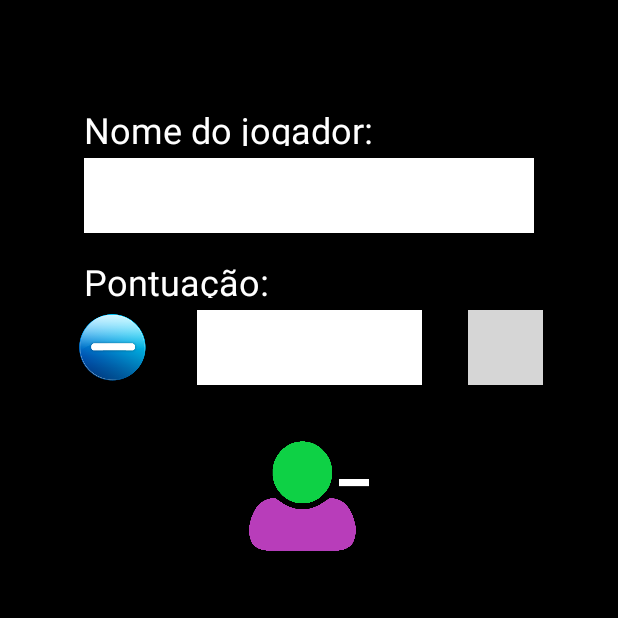
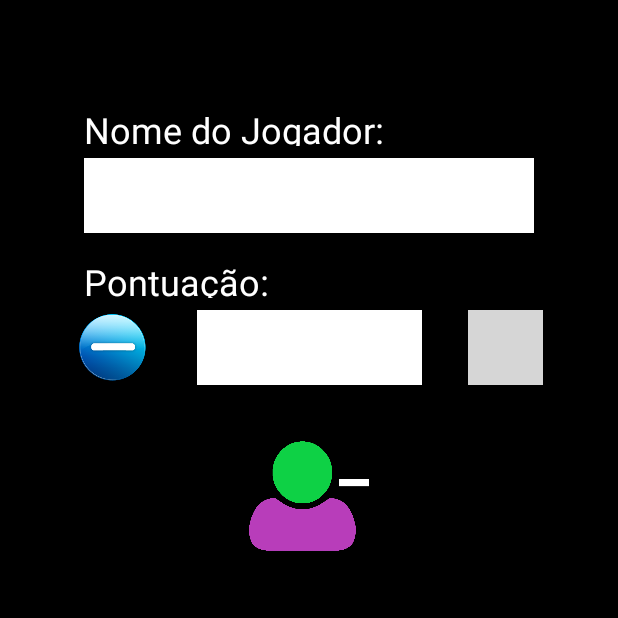
Before and after one commit to alexpfragoso/GameScore, an Android app: the Atualizar_Remover_JogadorActivity screen opened directly, with no data from a screen before it, on a phone screen of 412 x 824 dp, the top half of it. Run offline under Robolectric (Android 15) with nearby library versions, the light colour scheme and no system bars; 3 statements that could not run were skipped; grey boxes are pictures that could not be loaded.

Commit message:
commit  ajuste no strings.xml

```diff
--- a/app/src/main/res/layout/activity_atualizar__remover__jogador.xml
+++ b/app/src/main/res/layout/activity_atualizar__remover__jogador.xml
@@ -25,7 +25,7 @@
                 android:id="@+id/textView12"
                 android:layout_width="300dp"
                 android:layout_height="27dp"
-                android:text="Nome do jogador:"
+                android:text="@string/nome_do_jogador"
                 android:textColor="@android:color/background_light"
                 android:textSize="24sp"
                 app:layout_constraintTop_toTopOf="parent"
@@ -41,7 +41,7 @@
                 android:id="@+id/textView9"
                 android:layout_width="300dp"
                 android:layout_height="27dp"
-                android:text="Pontuação:"
+                android:text="@string/pontuacao"
                 android:textColor="@android:color/background_light"
                 android:textSize="24sp"
                 android:layout_marginTop="16dp"
@@ -61,7 +61,7 @@
                 android:layout_marginEnd="42dp"
                 android:layout_marginRight="42dp"
                 android:background="@android:color/holo_blue_dark"
-                android:text="Cancelar"
+                android:text="@string/cancelar"
                 android:textColor="@android:color/background_light"
                 android:textSize="18sp"
                 app:layout_constraintBottom_toBottomOf="parent"
@@ -75,7 +75,7 @@
                 android:layout_marginLeft="65dp"
                 android:layout_marginStart="42dp"
                 android:background="@android:color/holo_blue_dark"
-                android:text="Atualizar"
+                android:text="@string/atualizar"
                 android:textColor="@android:color/background_light"
                 android:textSize="18sp"
                 app:layout_constraintBottom_toBottomOf="parent"
--- a/app/src/main/res/layout/activity_cara_coroa.xml
+++ b/app/src/main/res/layout/activity_cara_coroa.xml
@@ -44,7 +44,7 @@
                 android:layout_marginRight="8dp"
                 android:layout_marginTop="409dp"
                 android:background="@android:color/holo_blue_dark"
-                android:text="Jogar Moeda"
+                android:text="@string/jogar_moeda"
                 android:textColor="@android:color/background_light"
                 android:textSize="18sp"
                 app:layout_constraintLeft_toLeftOf="parent"
--- a/app/src/main/res/layout/activity_cronometro_xadrez.xml
+++ b/app/src/main/res/layout/activity_cronometro_xadrez.xml
@@ -70,7 +70,7 @@
         android:id="@+id/jogador_1"
         android:layout_width="wrap_content"
         android:layout_height="wrap_content"
-        android:text="Jogador 1"
+        android:text="@string/jogador_1"
         android:textAlignment="center"
         android:textColor="@android:color/holo_blue_dark"
         android:textSize="24sp"
@@ -83,7 +83,7 @@
         android:id="@+id/jogador_2"
         android:layout_width="wrap_content"
         android:layout_height="wrap_content"
-        android:text="Jogador 2"
+        android:text="@string/jogador_2"
         android:textAlignment="center"
         android:textColor="@android:color/holo_red_dark"
         android:textSize="24sp"
--- a/app/src/main/res/layout/activity_jogar_dados.xml
+++ b/app/src/main/res/layout/activity_jogar_dados.xml
@@ -54,7 +54,7 @@
                 android:layout_marginRight="8dp"
                 android:layout_marginStart="8dp"
                 android:background="@android:color/holo_blue_dark"
-                android:text="Jogar Dado"
+                android:text="@string/jogar_dado"
                 android:textColor="@android:color/background_light"
                 android:textSize="18sp"
                 app:layout_constraintLeft_toLeftOf="parent"
--- a/app/src/main/res/layout/activity_roleta.xml
+++ b/app/src/main/res/layout/activity_roleta.xml
@@ -31,7 +31,7 @@
                 android:layout_width="160dp"
                 android:layout_height="60dp"
                 android:background="@android:color/holo_blue_dark"
-                android:text="Girar"
+                android:text="@string/girar"
                 android:textColor="@android:color/background_light"
                 android:textSize="18sp"
                 app:layout_constraintBottom_toBottomOf="parent"
--- a/app/src/main/res/layout/activity_sorteio.xml
+++ b/app/src/main/res/layout/activity_sorteio.xml
@@ -83,7 +83,7 @@
                 android:layout_width="210dp"
                 android:layout_height="24dp"
                 android:background="@android:color/black"
-                android:text="Início do intervalo:"
+                android:text="@string/inicio_do_intervalo"
                 android:textAlignment="textStart"
                 android:textColor="@android:color/background_light"
                 android:textSize="18sp"
@@ -104,7 +104,7 @@
                 android:layout_marginLeft="8dp"
                 android:layout_marginRight="8dp"
                 android:background="@android:color/holo_blue_dark"
-                android:text="SORTEAR"
+                android:text="@string/sortear"
                 android:textColor="@android:color/background_light"
                 android:textSize="18sp"
                 app:layout_constraintBottom_toBottomOf="parent"
@@ -163,7 +163,7 @@
                 android:layout_width="207dp"
                 android:layout_height="21dp"
                 android:background="@android:color/black"
-                android:text="Final do intervalo:"
+                android:text="@string/final_do_intervalo"
                 android:textAlignment="textStart"
                 android:textColor="@android:color/background_light"
                 android:textSize="18sp"
--- a/app/src/main/res/layout/activity_tela_entrada.xml
+++ b/app/src/main/res/layout/activity_tela_entrada.xml
@@ -51,7 +51,7 @@
         android:layout_marginTop="36dp"
         android:background="@android:color/holo_blue_dark"
         android:fontFamily="sans-serif-smallcaps"
-        android:text="Entrar"
+        android:text="@string/entrar"
         android:textColor="@android:color/background_light"
         android:textSize="30sp"
         android:textStyle="bold"
--- a/app/src/main/res/values/strings.xml
+++ b/app/src/main/res/values/strings.xml
@@ -6,4 +6,17 @@
     <string name="roleta">Roleta</string>
     <string name="sorteio">Sorteio</string>
     <string name="jogar_dado">Jogar Dado</string>
+    <string name="jogador_1">Jogador 1</string>
+    <string name="jogador_2">Jogador 2</string>
+    <string name="jogar_moeda">Jogar Moeda</string>
+    <string name="inicio_do_intervalo">Início do intervalo:</string>
+    <string name="sortear">SORTEAR</string>
+    <string name="final_do_intervalo">Final do intervalo:</string>
+    <string name="girar">Girar</string>
+    <string name="salvar">Salvar</string>
+    <string name="cancelar">Cancelar</string>
+    <string name="nome_do_jogador">Nome do Jogador:</string>
+    <string name="pontuacao">Pontuação:</string>
+    <string name="atualizar">Atualizar</string>
+    <string name="entrar">Entrar</string>
 </resources>
```
Also changed, not shown: app/src/main/res/layout/activity_novo_jogador.xml (+4 -4 lines).
